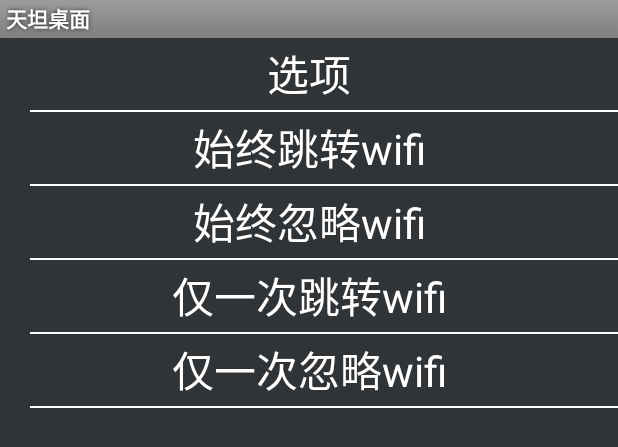
After one commit to luyulove001/coeus-launcher, an Android app: the layout prompt.xml on its own in the app's theme, with its tools: preview values and no code run, on a phone screen of 412 x 824 dp. The commit adds this screen. Shown: the top 447 px of the screen. Run offline under Robolectric (Android 15) with nearby library versions, the phone set to English and light mode, and no system bars.

Commit message:
电台，随心听 没有wifi的连接状态的时候，跳转提示信息

```diff
--- a/app/src/main/AndroidManifest.xml
+++ b/app/src/main/AndroidManifest.xml
@@ -137,6 +137,9 @@
         <activity
             android:name="net.tatans.coeus.launcher.activities.WeatherCityListActivity"
             android:screenOrientation="portrait" />
+        <activity
+            android:name="net.tatans.coeus.launcher.activities.PromptActivity"
+            android:screenOrientation="portrait" />
 
         <service android:name="net.tatans.coeus.launcher.service.AlarmService" >
         </service>
--- /dev/null
+++ b/app/src/main/res/layout/prompt.xml
@@ -0,0 +1,83 @@
+<?xml version="1.0" encoding="utf-8"?>
+<LinearLayout xmlns:android="http://schemas.android.com/apk/res/android"
+              android:layout_width="match_parent"
+              android:layout_height="match_parent"
+              android:background="@color/weather_bg"
+              android:orientation="vertical" >
+
+    <TextView
+        android:layout_width="match_parent"
+        android:layout_height="48dp"
+        android:gravity="center"
+        android:text="选项"
+        android:textColor="@color/white"
+        android:textSize="28sp" />
+
+    <View
+        android:layout_width="fill_parent"
+        android:layout_height="1dp"
+        android:layout_marginLeft="20dp"
+        android:background="@color/white" />
+
+    <TextView
+        android:id="@+id/tv_sztz"
+        android:layout_width="match_parent"
+        android:layout_height="48dp"
+        android:gravity="center"
+        android:text="始终跳转wifi"
+        android:textColor="@color/white"
+        android:textSize="28sp" />
+
+    <View
+        android:layout_width="fill_parent"
+        android:layout_height="1dp"
+        android:layout_marginLeft="20dp"
+        android:background="@color/white" />
+
+    <TextView
+        android:id="@+id/tv_szhl"
+        android:layout_width="match_parent"
+        android:layout_height="48dp"
+        android:gravity="center"
+        android:text="始终忽略wifi"
+        android:textColor="@color/white"
+        android:textSize="28sp" />
+
+    <View
+        android:layout_width="fill_parent"
+        android:layout_height="1dp"
+        android:layout_marginLeft="20dp"
+        android:background="@color/white" />
+
+    <TextView
+        android:id="@+id/tv_yctz"
+        android:layout_width="match_parent"
+        android:layout_height="48dp"
+        android:gravity="center"
+        android:text="仅一次跳转wifi"
+        android:textColor="@color/white"
+        android:textSize="28sp" />
+
+    <View
+        android:layout_width="fill_parent"
+        android:layout_height="1dp"
+        android:layout_marginLeft="20dp"
+        android:background="@color/white" />
+
+    <TextView
+        android:id="@+id/tv_ychl"
+        android:layout_width="match_parent"
+        android:layout_height="48dp"
+        android:gravity="center"
+        android:text="仅一次忽略wifi"
+        android:textColor="@color/white"
+        android:textSize="28sp" />
+
+    <View
+        android:id="@+id/last_view"
+        android:layout_width="fill_parent"
+        android:layout_height="1dp"
+        android:layout_marginLeft="20dp"
+        android:background="@color/white" />
+
+</LinearLayout>
```
Also changed, not shown: app/src/main/java/net/tatans/coeus/launcher/activities/PromptActivity.java (added, +80 -0 lines), app/src/main/java/net/tatans/coeus/launcher/adapter/LauncherAdapter.java (+20 -6 lines).
